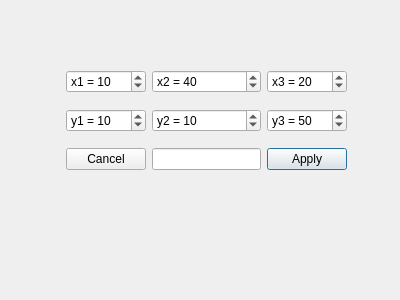
Old version of the form TriangleDialog.ui in the repository KapitoliyVZ/GeometricShapes.
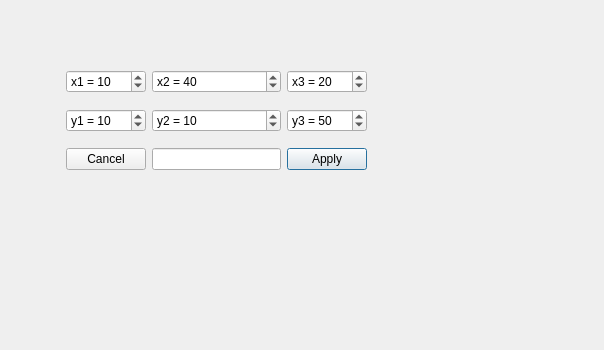
New version of the form.

Diff of the .ui file:
```diff
--- a/TriangleDialog.ui
+++ b/TriangleDialog.ui
@@ -6,8 +6,8 @@
    <rect>
     <x>0</x>
     <y>0</y>
-    <width>400</width>
-    <height>300</height>
+    <width>604</width>
+    <height>350</height>
    </rect>
   </property>
   <property name="windowTitle">
@@ -18,7 +18,7 @@
     <rect>
      <x>66</x>
      <y>60</y>
-     <width>281</width>
+     <width>301</width>
      <height>122</height>
     </rect>
    </property>
```
